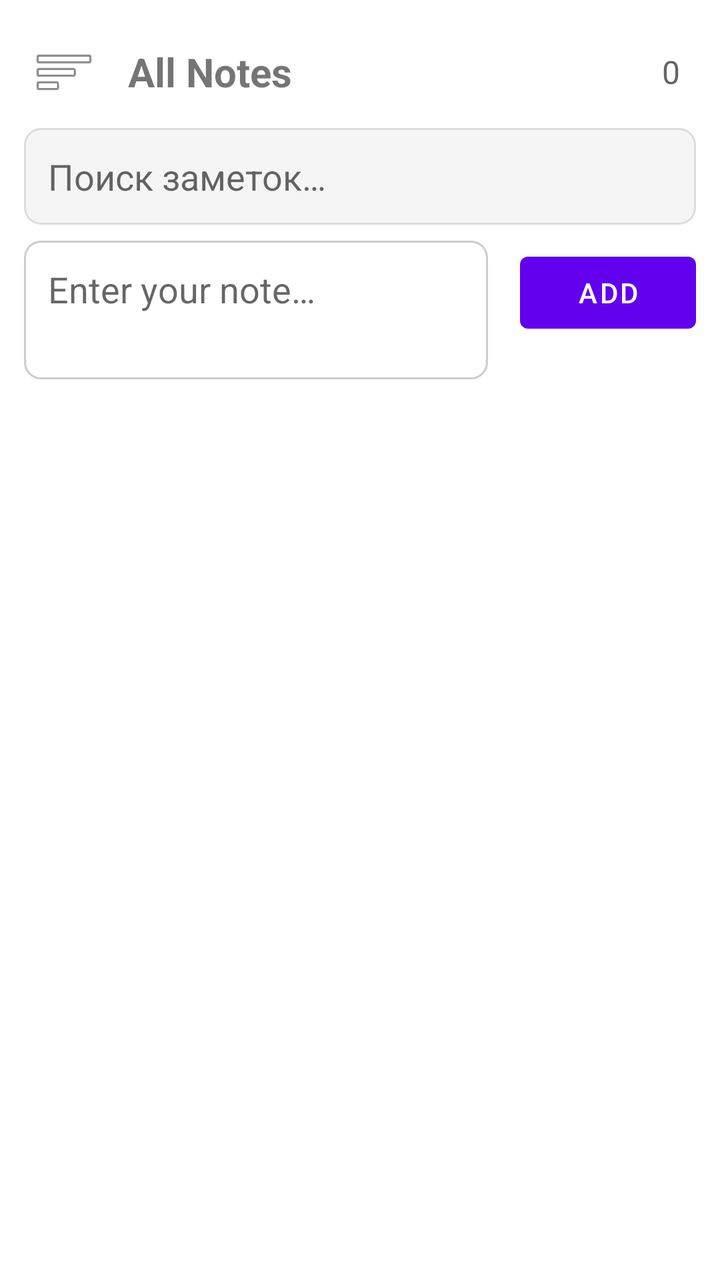
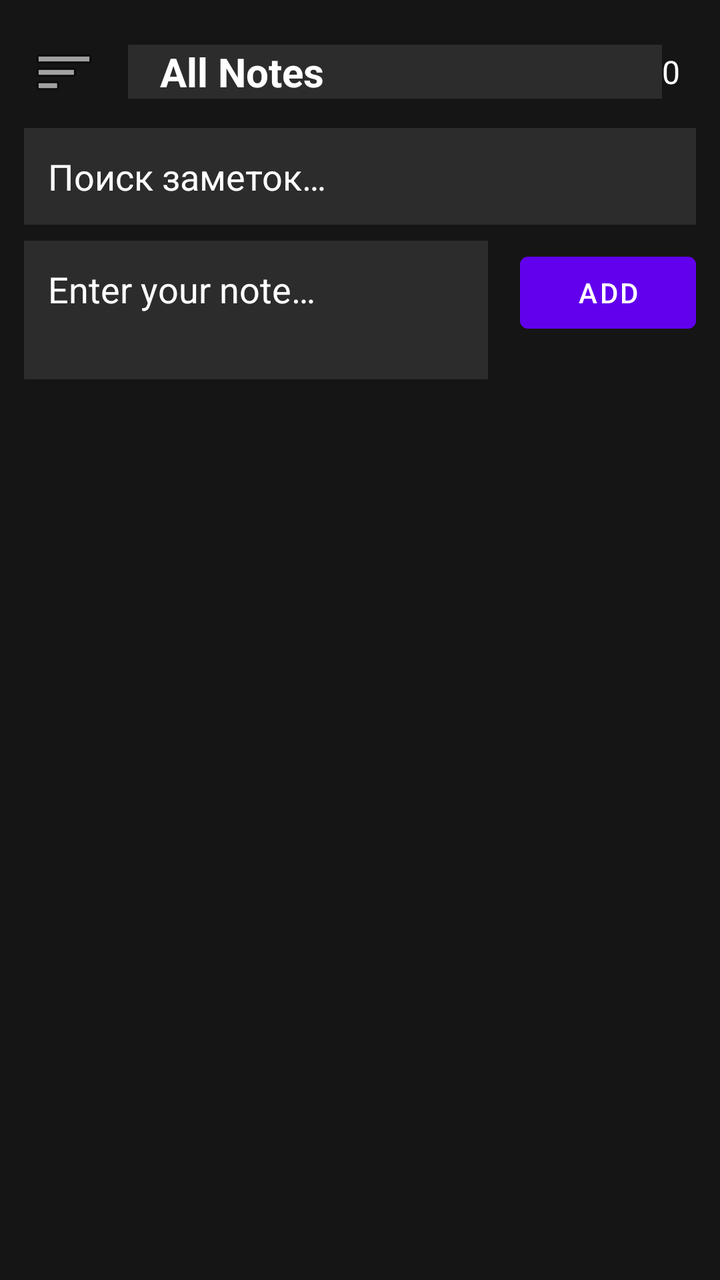

Before-and-after screenshots of an Android layout around one commit, followed by the original layout XML and the change that was made.
<!-- AndroidManifest.xml: application theme Theme.Notifyer -->
<!-- res/layout/activity_main.xml -->
<?xml version="1.0" encoding="utf-8"?>
<androidx.drawerlayout.widget.DrawerLayout
    xmlns:android="http://schemas.android.com/apk/res/android"
    xmlns:app="http://schemas.android.com/apk/res-auto"
    android:id="@+id/drawer_layout"
    android:layout_width="match_parent"
    android:layout_height="match_parent"
    android:fitsSystemWindows="false">

    
    <LinearLayout
        android:layout_width="match_parent"
        android:layout_height="match_parent"
        android:orientation="vertical"
        android:paddingStart="12dp"
        android:paddingEnd="12dp"
        android:paddingBottom="12dp">
        

        
        <LinearLayout
            android:layout_width="match_parent"
            android:layout_height="wrap_content"
            android:orientation="horizontal"
            android:gravity="center_vertical"
            android:paddingTop="16dp"
            android:paddingBottom="8dp">

            <ImageButton
                android:id="@+id/menuButton"
                android:layout_width="40dp"
                android:layout_height="40dp"
                android:src="@android:drawable/ic_menu_sort_by_size"
                android:contentDescription="@string/menu"
                android:background="@drawable/ripple_background"
                android:scaleType="centerInside" />

            <TextView
                android:id="@+id/titleTextView"
                android:layout_width="0dp"
                android:layout_height="wrap_content"
                android:layout_weight="1"
                android:text="@string/all_notes"
                android:textSize="20sp"
                android:textStyle="bold"
                android:layout_marginStart="12dp"
                android:maxLines="1"
                android:ellipsize="end" />

            <TextView
                android:id="@+id/noteCountTextView"
                android:layout_width="wrap_content"
                android:layout_height="wrap_content"
                android:text="0"
                android:textColor="#666666"
                android:textSize="16sp"
                android:layout_marginEnd="8dp" />

        </LinearLayout>

        
        <EditText
            android:id="@+id/searchInput"
            android:layout_width="match_parent"
            android:layout_height="wrap_content"
            android:hint="Поиск заметок…"
            android:imeOptions="actionSearch"
            android:inputType="text"
            android:padding="12dp"
            android:background="@drawable/search_background"
            android:layout_marginBottom="8dp" />

        
        <LinearLayout
            android:layout_width="match_parent"
            android:layout_height="wrap_content"
            android:orientation="horizontal"
            android:layout_marginBottom="8dp">

            <EditText
                android:id="@+id/noteInput"
                android:layout_width="0dp"
                android:layout_height="wrap_content"
                android:layout_weight="1"
                android:hint="@string/note_input_hint"
                android:inputType="text|textCapSentences|textMultiLine"
                android:imeOptions="actionDone|flagNoExtractUi"
                android:maxLines="6"
                android:minLines="2"
                android:gravity="top|start"
                android:padding="12dp"
                android:background="@drawable/edittext_background"
                android:layout_marginEnd="8dp" />

            <Button
                android:id="@+id/addButton"
                android:layout_width="wrap_content"
                android:layout_height="wrap_content"
                android:text="@string/add_button"
                android:layout_marginStart="8dp" />
        </LinearLayout>

        
        <androidx.recyclerview.widget.RecyclerView
            android:id="@+id/recyclerView"
            android:layout_width="match_parent"
            android:layout_height="0dp"
            android:layout_weight="1" />

    </LinearLayout>

    
    <com.google.android.material.navigation.NavigationView
        android:id="@+id/nav_view"
        android:layout_width="280dp"
        android:layout_height="match_parent"
        android:layout_gravity="start"
        android:fitsSystemWindows="false"
        app:headerLayout="@layout/nav_header_main"
        app:menu="@menu/drawer_menu" />

</androidx.drawerlayout.widget.DrawerLayout>
<!-- res/layout/nav_header_main.xml (included above) -->
<?xml version="1.0" encoding="utf-8"?>
<LinearLayout xmlns:android="http://schemas.android.com/apk/res/android"
    android:layout_width="match_parent"
    android:layout_height="wrap_content"
    android:orientation="vertical"
    android:padding="16dp"
    android:background="#6A1B9A"
    android:gravity="center_vertical"
    android:minHeight="?attr/actionBarSize">

    
    <ImageView
        android:layout_width="48dp"
        android:layout_height="48dp"
        android:src="@drawable/ic_notifyer"
        android:contentDescription="@string/app_name"
        android:layout_marginBottom="4dp" />

    
    <TextView
        android:layout_width="wrap_content"
        android:layout_height="wrap_content"
        android:text="@string/folders"
        android:textColor="@android:color/white"
        android:textSize="14sp" />

</LinearLayout>
<!-- resources referenced by this layout -->
<resources>
  <!-- drawable edittext_background (drawable) -->
  <?xml version="1.0" encoding="utf-8"?>
  <shape xmlns:android="http://schemas.android.com/apk/res/android">
      <solid android:color="@android:color/white" />
      <stroke
          android:width="1dp"
          android:color="#CCCCCC" />
      <corners android:radius="8dp" />
      <padding
          android:left="8dp"
          android:top="8dp"
          android:right="8dp"
          android:bottom="8dp" />
  </shape>
  <!-- drawable ic_notifyer (drawable) -->
  <vector xmlns:android="http://schemas.android.com/apk/res/android"
      android:width="24dp"
      android:height="24dp"
      android:viewportWidth="24"
      android:viewportHeight="24">
      <path
          android:fillColor="#FFFFFF"
          android:pathData="M12,2C6.48,2 2,6.48 2,12s4.48,10 10,10 10,-4.48 10,-10S17.52,2 12,2zM13,17h-2v-6h2v6zM13,9h-2L11,7h2v2z"/>
  </vector>
  <!-- drawable ripple_background (drawable) -->
  <?xml version="1.0" encoding="utf-8"?>
  <selector xmlns:android="http://schemas.android.com/apk/res/android">
      <item android:state_pressed="true">
          <shape android:shape="oval">
              <solid android:color="#33000000" />
          </shape>
      </item>
      <item>
          <shape android:shape="oval">
              <solid android:color="@android:color/transparent" />
          </shape>
      </item>
  </selector>
  <!-- drawable search_background (drawable) -->
  <?xml version="1.0" encoding="utf-8"?>
  <shape xmlns:android="http://schemas.android.com/apk/res/android">
      <solid android:color="#F5F5F5" />
      <stroke android:width="1dp" android:color="#DDDDDD" />
      <corners android:radius="8dp" />
  </shape>
  <string name="add_button">Add</string>
  <string name="all_notes">All Notes</string>
  <string name="app_name">Notifyer</string>
  <string name="folders">Folders</string>
  <string name="menu">Menu</string>
  <string name="note_input_hint">Enter your note…</string>
  <style name="Theme.Notifyer" parent="Theme.MaterialComponents.DayNight.NoActionBar">
          <item name="android:windowTranslucentStatus">true</item>
          <item name="android:windowTranslucentNavigation">false</item>
          <item name="android:statusBarColor">@android:color/transparent</item>
          <item name="android:windowLightStatusBar">true</item>
      </style>
</resources>

<!-- the commit's change to res/layout/activity_main.xml (unified diff, before → after) -->
@@ -2,12 +2,14 @@
 <androidx.drawerlayout.widget.DrawerLayout
     xmlns:android="http://schemas.android.com/apk/res/android"
     xmlns:app="http://schemas.android.com/apk/res-auto"
+    xmlns:tools="http://schemas.android.com/tools"
     android:id="@+id/drawer_layout"
     android:layout_width="match_parent"
     android:layout_height="match_parent"
-    android:fitsSystemWindows="false">
+    android:fitsSystemWindows="false"
+    android:background="@color/CanvasBG">
 
-    
+
     <LinearLayout
         android:layout_width="match_parent"
         android:layout_height="match_parent"
@@ -15,7 +17,6 @@
         android:paddingStart="12dp"
         android:paddingEnd="12dp"
         android:paddingBottom="12dp">
-        
 
         
         <LinearLayout
@@ -37,24 +38,31 @@
 
             <TextView
                 android:id="@+id/titleTextView"
+                android:paddingLeft="16dp"
+                android:paddingStart="16dp"
                 android:layout_width="0dp"
                 android:layout_height="wrap_content"
+                android:layout_marginLeft="12dp"
                 android:layout_weight="1"
                 android:text="@string/all_notes"
                 android:textSize="20sp"
                 android:textStyle="bold"
                 android:layout_marginStart="12dp"
                 android:maxLines="1"
-                android:ellipsize="end" />
+                android:ellipsize="end"
+                android:background="@color/MainElBG"
+                android:textColor="@color/MainElText"
+                tools:ignore="RtlSymmetry" />
 
             <TextView
                 android:id="@+id/noteCountTextView"
                 android:layout_width="wrap_content"
                 android:layout_height="wrap_content"
+                android:layout_marginEnd="8dp"
+                android:layout_marginRight="8dp"
                 android:text="0"
-                android:textColor="#666666"
-                android:textSize="16sp"
-                android:layout_marginEnd="8dp" />
+                android:textColor="@color/MainElText"
+                android:textSize="16sp" />
 
         </LinearLayout>
 
@@ -67,8 +75,10 @@
             android:imeOptions="actionSearch"
             android:inputType="text"
             android:padding="12dp"
-            android:background="@drawable/search_background"
-            android:layout_marginBottom="8dp" />
+            android:layout_marginBottom="8dp"
+            android:background="@color/MainElBG"
+            android:textColorHint="@color/MainElText"
+            />
 
         
         <LinearLayout
@@ -89,15 +99,17 @@
                 android:minLines="2"
                 android:gravity="top|start"
                 android:padding="12dp"
-                android:background="@drawable/edittext_background"
-                android:layout_marginEnd="8dp" />
+                android:background="@color/MainElBG"
+                android:layout_marginEnd="8dp"
+                android:textColorHint="@color/MainElText"  />
 
             <Button
                 android:id="@+id/addButton"
                 android:layout_width="wrap_content"
                 android:layout_height="wrap_content"
                 android:text="@string/add_button"
-                android:layout_marginStart="8dp" />
+                android:layout_marginStart="8dp"
+                android:textColor="@color/MainElText"/>
         </LinearLayout>
 
         
@@ -116,6 +128,7 @@
         android:layout_height="match_parent"
         android:layout_gravity="start"
         android:fitsSystemWindows="false"
+        android:background="@color/CanvasBG"
         app:headerLayout="@layout/nav_header_main"
         app:menu="@menu/drawer_menu" />
 
@@ -124,27 +137,24 @@
 <?xml version="1.0" encoding="utf-8"?>
 <LinearLayout xmlns:android="http://schemas.android.com/apk/res/android"
     android:layout_width="match_parent"
-    android:layout_height="wrap_content"
+    android:layout_height="match_parent"
     android:orientation="vertical"
     android:padding="16dp"
-    android:background="#6A1B9A"
-    android:gravity="center_vertical"
-    android:minHeight="?attr/actionBarSize">
+    android:gravity="top|center_horizontal"
+    android:minHeight="?attr/actionBarSize"
+    android:background="@color/CanvasBG">
 
     
-    <ImageView
-        android:layout_width="48dp"
-        android:layout_height="48dp"
-        android:src="@drawable/ic_notifyer"
-        android:contentDescription="@string/app_name"
-        android:layout_marginBottom="4dp" />
 
     
     <TextView
         android:layout_width="wrap_content"
         android:layout_height="wrap_content"
         android:text="@string/folders"
-        android:textColor="@android:color/white"
-        android:textSize="14sp" />
+        android:textSize="20sp"
+        android:layout_gravity="center"
+        android:layout_marginTop="24dp"
+        android:textColor="@color/MainElText"
+        />
 
 </LinearLayout>
<!-- resource entries referenced after the edit -->
@@ -1,29 +1,8 @@
 <!-- resources referenced by this layout -->
 <resources>
-  <!-- drawable edittext_background (drawable) -->
-  <?xml version="1.0" encoding="utf-8"?>
-  <shape xmlns:android="http://schemas.android.com/apk/res/android">
-      <solid android:color="@android:color/white" />
-      <stroke
-          android:width="1dp"
-          android:color="#CCCCCC" />
-      <corners android:radius="8dp" />
-      <padding
-          android:left="8dp"
-          android:top="8dp"
-          android:right="8dp"
-          android:bottom="8dp" />
-  </shape>
-  <!-- drawable ic_notifyer (drawable) -->
-  <vector xmlns:android="http://schemas.android.com/apk/res/android"
-      android:width="24dp"
-      android:height="24dp"
-      android:viewportWidth="24"
-      android:viewportHeight="24">
-      <path
-          android:fillColor="#FFFFFF"
-          android:pathData="M12,2C6.48,2 2,6.48 2,12s4.48,10 10,10 10,-4.48 10,-10S17.52,2 12,2zM13,17h-2v-6h2v6zM13,9h-2L11,7h2v2z"/>
-  </vector>
+  <color name="CanvasBG">#151515</color>
+  <color name="MainElBG">#2C2C2C</color>
+  <color name="MainElText">#FFFFFFFF</color>
   <!-- drawable ripple_background (drawable) -->
   <?xml version="1.0" encoding="utf-8"?>
   <selector xmlns:android="http://schemas.android.com/apk/res/android">
@@ -38,16 +17,8 @@
           </shape>
       </item>
   </selector>
-  <!-- drawable search_background (drawable) -->
-  <?xml version="1.0" encoding="utf-8"?>
-  <shape xmlns:android="http://schemas.android.com/apk/res/android">
-      <solid android:color="#F5F5F5" />
-      <stroke android:width="1dp" android:color="#DDDDDD" />
-      <corners android:radius="8dp" />
-  </shape>
   <string name="add_button">Add</string>
   <string name="all_notes">All Notes</string>
-  <string name="app_name">Notifyer</string>
   <string name="folders">Folders</string>
   <string name="menu">Menu</string>
   <string name="note_input_hint">Enter your note…</string>
@@ -55,7 +26,7 @@
           <item name="android:windowTranslucentStatus">true</item>
           <item name="android:windowTranslucentNavigation">false</item>
           <item name="android:statusBarColor">@android:color/transparent</item>
-          <item name="android:windowLightStatusBar">true</item>
+          <item name="android:windowLightStatusBar" tools:targetApi="23">true</item>
       </style>
 </resources>
 
